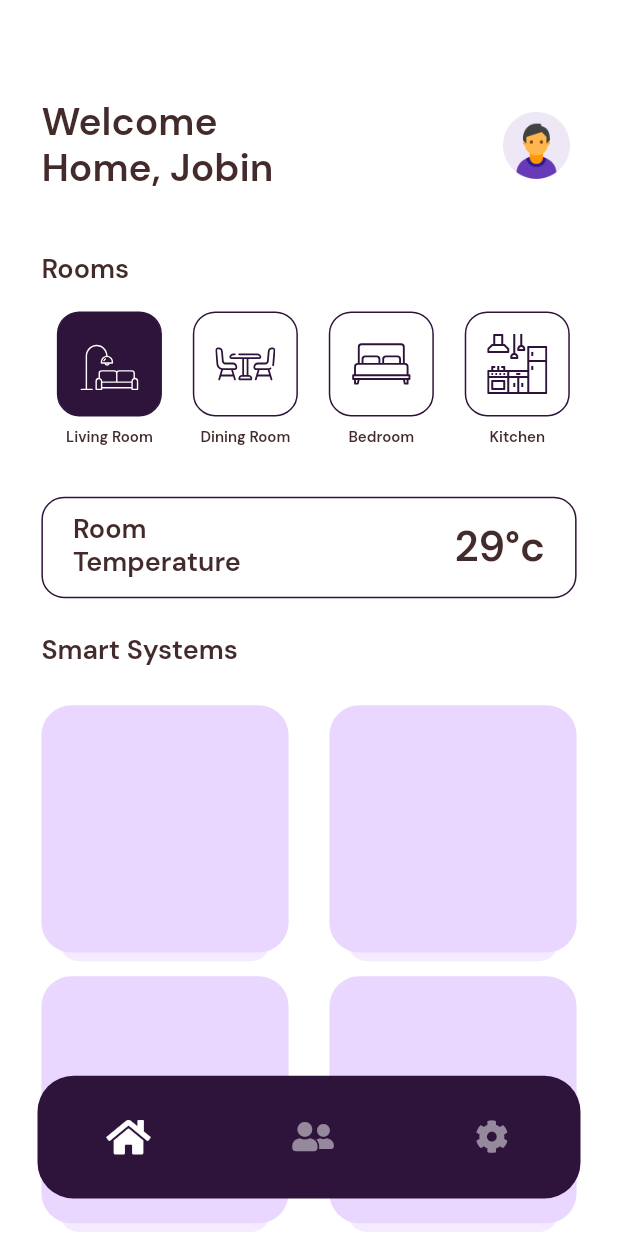
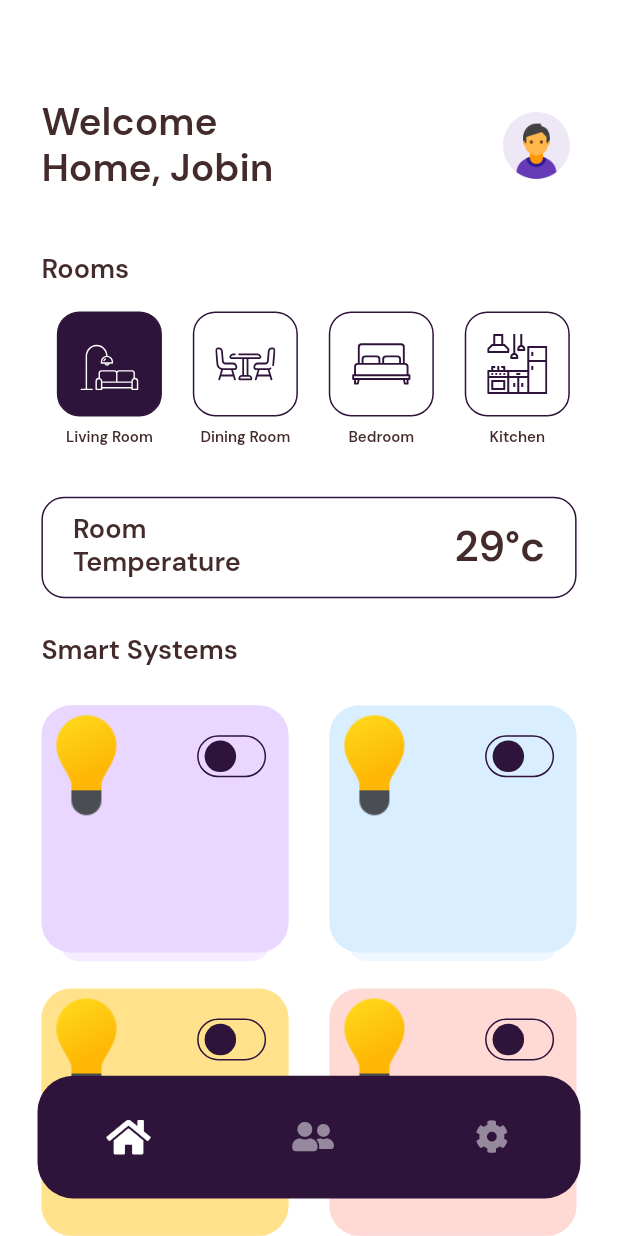
Before and after one commit to JobinBiju/Home-Fi, a Flutter app: the screen it shows after launch, on a phone screen of 412 x 824 dp. Run offline on Flutter 3.47's test engine with Material 2 defaults, Android fonts, the phone set to English and light mode, and no system bars; our stand-ins replace flutter_svg, font_awesome_flutter, get, google_fonts, lottie.

Commit message:
Added custom switch in smart systems

```diff
--- /dev/null
+++ b/lib/app/global_widgets/animated_switch.dart
@@ -0,0 +1,80 @@
+import 'package:flutter/material.dart';
+
+class AnimatedSwitch extends StatelessWidget {
+  final List<bool> isToggled;
+  final int index;
+  final Function onTap;
+
+  const AnimatedSwitch({
+    Key key,
+    this.isToggled,
+    this.index,
+    this.onTap,
+  }) : super(key: key);
+
+  @override
+  Widget build(BuildContext context) {
+    return GestureDetector(
+      onTap: onTap,
+      child: Container(
+        height: 28,
+        width: 46,
+        decoration: BoxDecoration(
+            borderRadius: BorderRadius.circular(15),
+            border: Border.all(
+              width: 1,
+              color: Theme.of(context).primaryColor,
+            )),
+        child: Stack(
+          children: [
+            AnimatedCrossFade(
+              firstChild: Container(
+                height: 30,
+                width: 46,
+                decoration: BoxDecoration(
+                  borderRadius: BorderRadius.circular(18),
+                  color: Colors.transparent,
+                ),
+              ),
+              secondChild: Container(
+                height: 30,
+                width: 46,
+                decoration: BoxDecoration(
+                  borderRadius: BorderRadius.circular(18),
+                  color: Theme.of(context).primaryColor,
+                ),
+              ),
+              crossFadeState: isToggled[index]
+                  ? CrossFadeState.showSecond
+                  : CrossFadeState.showFirst,
+              duration: Duration(
+                milliseconds: 300,
+              ),
+            ),
+            AnimatedAlign(
+              duration: Duration(
+                milliseconds: 400,
+              ),
+              alignment: isToggled[index]
+                  ? Alignment.centerRight
+                  : Alignment.centerLeft,
+              child: Container(
+                margin: EdgeInsets.symmetric(
+                  horizontal: 4,
+                ),
+                height: 42 * 0.5,
+                width: 42 * 0.5,
+                decoration: BoxDecoration(
+                  shape: BoxShape.circle,
+                  color: isToggled[index]
+                      ? Theme.of(context).scaffoldBackgroundColor
+                      : Theme.of(context).primaryColor,
+                ),
+              ),
+            ),
+          ],
+        ),
+      ),
+    );
+  }
+}
--- a/lib/app/global_widgets/smart_systems.dart
+++ b/lib/app/global_widgets/smart_systems.dart
@@ -1,13 +1,21 @@
+import 'package:flutter/cupertino.dart';
 import 'package:flutter/material.dart';
-import 'package:home_automation/app/theme/color_theme.dart';
+import 'package:get/get.dart';
+import 'package:home_automation/app/global_widgets/animated_switch.dart';
+import 'package:home_automation/app/modules/home/controllers/home_controller.dart';
 
 class SmartSystem extends StatelessWidget {
-  const SmartSystem({
+  final controller = Get.put(HomeController());
+  final Size size;
+  final Color color;
+  final int index;
+
+  SmartSystem({
     Key key,
     @required this.size,
+    this.color,
+    this.index,
   }) : super(key: key);
-
-  final Size size;
 
   @override
   Widget build(BuildContext context) {
@@ -24,7 +32,7 @@ class SmartSystem extends StatelessWidget {
               width: size.width * 0.34,
               decoration: BoxDecoration(
                   borderRadius: BorderRadius.circular(20),
-                  color: GFTheme.lightPurple.withOpacity(0.5)),
+                  color: color.withOpacity(0.45)),
             ),
           ),
           Align(
@@ -34,7 +42,32 @@ class SmartSystem extends StatelessWidget {
               width: size.width * 0.4,
               decoration: BoxDecoration(
                 borderRadius: BorderRadius.circular(20),
-                color: GFTheme.lightPurple,
+                color: color,
+              ),
+              child: Stack(
+                clipBehavior: Clip.none,
+                children: [
+                  Positioned(
+                    top: 0,
+                    left: -10,
+                    child: Image(
+                      image: AssetImage('assets/images/icons8-light-96.png'),
+                      fit: BoxFit.fill,
+                      width: 80,
+                    ),
+                  ),
+                  Positioned(
+                    top: 20,
+                    right: 15,
+                    child: AnimatedSwitch(
+                      isToggled: controller.isToggled,
+                      index: index,
+                      onTap: () {
+                        controller.onSwitched(index);
+                      },
+                    ),
+                  ),
+                ],
               ),
             ),
           )
--- a/lib/app/modules/home/controllers/home_controller.dart
+++ b/lib/app/modules/home/controllers/home_controller.dart
@@ -34,6 +34,8 @@ class HomeController extends GetxController {
     Room(roomName: 'Bathroom', roomImgUrl: 'assets/icons/bathtub.svg'),
   ];
 
+  List<bool> isToggled = [false, false, false, false];
+
   // function to return correct view on bottom navBar switch
   Widget navBarSwitcher() {
     return homeViews.elementAt(currentIndex);
@@ -43,6 +45,11 @@ class HomeController extends GetxController {
     selectedRoom = [false, false, false, false, false];
     selectedRoom[index] = true;
     update([1, true]);
+  }
+
+  onSwitched(int index) {
+    isToggled[index] = !isToggled[index];
+    update([2, true]);
   }
 
   @override
--- a/lib/app/modules/home/views/dashboard_view.dart
+++ b/lib/app/modules/home/views/dashboard_view.dart
@@ -127,23 +127,45 @@ class DashboardView extends GetView<HomeController> {
                           color: Theme.of(context).primaryColorDark),
                     ),
                     SizedBox(height: size.height * 0.03),
-                    Column(
+                    GetBuilder<HomeController>(
+                      id: 2,
+                      builder: (_) {
+                        return Column(
                           children: [
                             Row(
                               mainAxisAlignment: MainAxisAlignment.spaceBetween,
                               children: [
-                            SmartSystem(size: size),
-                            SmartSystem(size: size),
+                                SmartSystem(
+                                  size: size,
+                                  color: GFTheme.lightPurple,
+                                  index: 0,
+                                ),
+                                SmartSystem(
+                                  size: size,
+                                  color: GFTheme.lightBlue,
+                                  index: 1,
+                                ),
                               ],
                             ),
+                            SizedBox(height: size.height * 0.01),
                             Row(
                               mainAxisAlignment: MainAxisAlignment.spaceBetween,
                               children: [
-                            SmartSystem(size: size),
-                            SmartSystem(size: size),
+                                SmartSystem(
+                                  size: size,
+                                  color: GFTheme.lightYellow,
+                                  index: 2,
+                                ),
+                                SmartSystem(
+                                  size: size,
+                                  color: GFTheme.lightPeach,
+                                  index: 3,
+                                ),
                               ],
                             ),
                           ],
+                        );
+                      },
                     ),
                     SizedBox(height: size.height * 0.14),
                   ],
```
Also changed, not shown: assets/images/icons8-light-96.png (added), assets/images/icons8-music-record-96.png (added), assets/images/icons8-rgb-lamp-96.png (added). Lines whose indentation alone changed are shown as unchanged.
